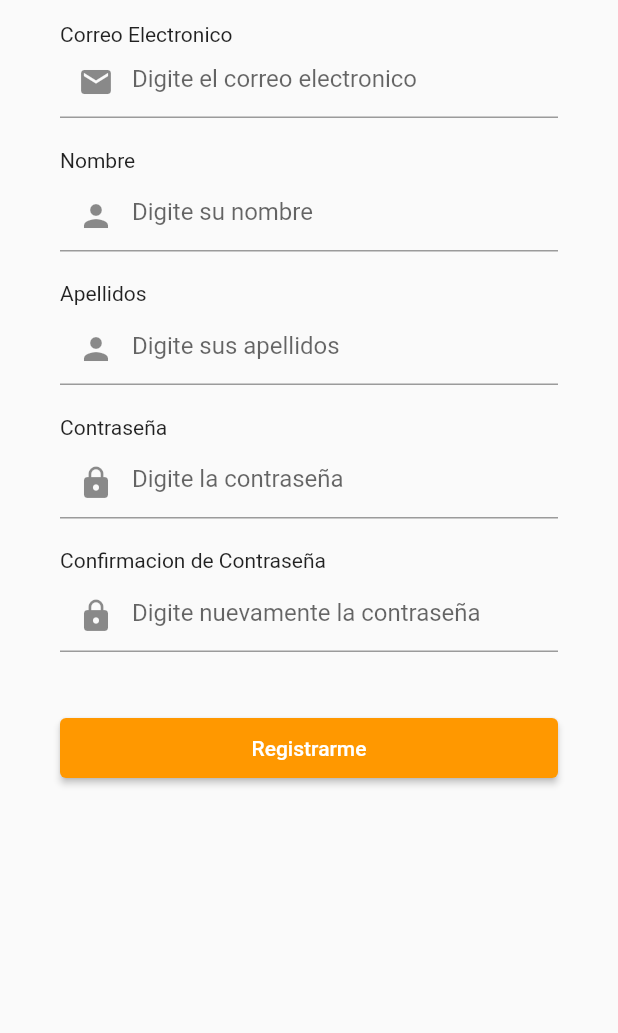
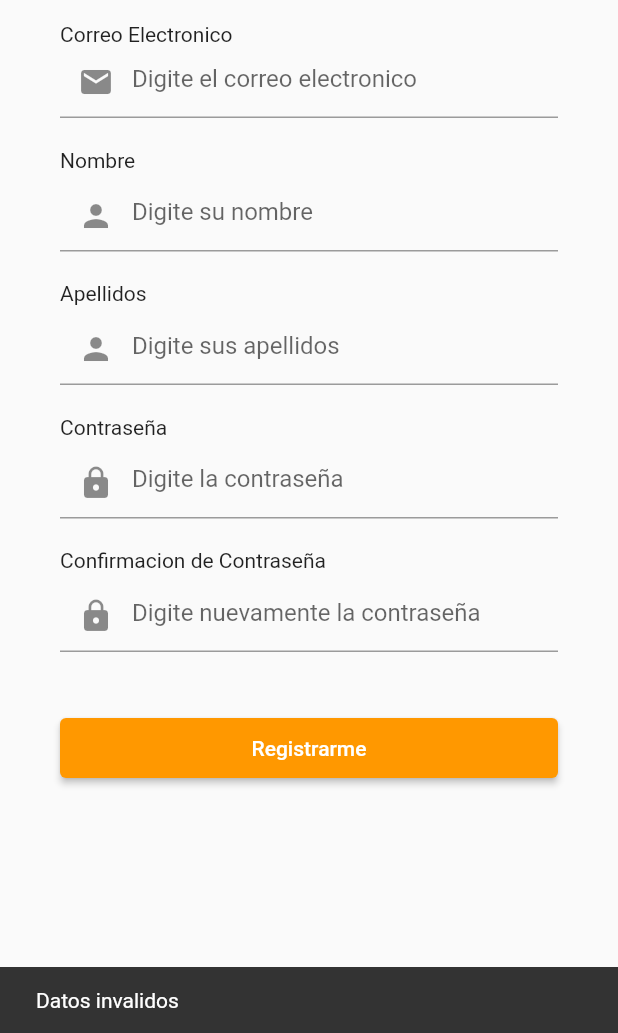
Before and after one commit to juanhcode/Review-Films, a Flutter app: the RegisterScreen screen opened by its route, after a tap on "Registrarme", on a phone screen of 412 x 824 dp, the part 203-1236 px from its top. Run offline on Flutter 3.47's test engine with Material 2 defaults, Android fonts, the light colour scheme and no system bars; our stand-ins replace card_swiper; network calls fail; Roboto replaces fonts that are missing (Inter).

Commit message:
ultimo cambios

```diff
--- a/client_review_films/lib/providers/movies_provider.dart
+++ b/client_review_films/lib/providers/movies_provider.dart
@@ -74,6 +74,7 @@ class MoviesProvider extends ChangeNotifier {
     return searchResponse.results;
   }
 
+/*
   void getSuggestionsByQuery(String searchTerm) {
     debouncer.value = '';
     debouncer.onValue = (value) async {
@@ -87,4 +88,5 @@ class MoviesProvider extends ChangeNotifier {
     Future.delayed(const Duration(milliseconds: 301))
         .then((_) => timer.cancel());
   }
+  */
 }
--- a/client_review_films/lib/screens/register_screen.dart
+++ b/client_review_films/lib/screens/register_screen.dart
@@ -1,7 +1,19 @@
 import 'package:flutter/material.dart';
+import 'package:http/http.dart' as http;
 
-class RegisterScreen extends StatelessWidget {
+class RegisterScreen extends StatefulWidget {
   const RegisterScreen({Key? key}) : super(key: key);
+
+  @override
+  State<RegisterScreen> createState() => _RegisterScreenState();
+}
+
+class _RegisterScreenState extends State<RegisterScreen> {
+  var emailController = TextEditingController();
+  var nombreController = TextEditingController();
+  var apellidoController = TextEditingController();
+  var contraseController = TextEditingController();
+  var confirmarPassController = TextEditingController();
 
   @override
   Widget build(BuildContext context) {
@@ -30,6 +42,7 @@ class RegisterScreen extends StatelessWidget {
                 ),
                 const Text("Correo Electronico"),
                 TextFormField(
+                  controller: emailController,
                   autofocus: false,
                   // validator: validateEmail,
                   // onSaved: (value) => _username = value,
@@ -46,6 +59,7 @@ class RegisterScreen extends StatelessWidget {
                   height: 5.0,
                 ),
                 TextFormField(
+                  controller: nombreController,
                   autofocus: false,
                   // validator: validateEmail,
                   // onSaved: (value) => _username = value,
@@ -62,6 +76,7 @@ class RegisterScreen extends StatelessWidget {
                   height: 5.0,
                 ),
                 TextFormField(
+                  controller: apellidoController,
                   autofocus: false,
                   // validator: validateEmail,
                   // onSaved: (value) => _username = value,
@@ -78,6 +93,7 @@ class RegisterScreen extends StatelessWidget {
                   height: 5.0,
                 ),
                 TextFormField(
+                  controller: contraseController,
                   autofocus: false,
                   // validator: validateEmail,
                   // onSaved: (value) => _username = value,
@@ -94,6 +110,7 @@ class RegisterScreen extends StatelessWidget {
                   height: 5.0,
                 ),
                 TextFormField(
+                  controller: confirmarPassController,
                   autofocus: false,
                   // validator: validateEmail,
                   // onSaved: (value) => _username = value,
@@ -108,7 +125,9 @@ class RegisterScreen extends StatelessWidget {
                 ElevatedButton(
                   style: ElevatedButton.styleFrom(
                       minimumSize: const Size(100, 40), primary: Colors.orange),
-                  onPressed: () {},
+                  onPressed: () {
+                    register();
+                  },
                   child: const Center(child: Text('Registrarme')),
                 ),
               ],
@@ -118,4 +137,35 @@ class RegisterScreen extends StatelessWidget {
       ),
     );
   }
+
+  Future<void> register() async {
+    if (emailController.text.isNotEmpty &&
+        nombreController.text.isNotEmpty &&
+        apellidoController.text.isNotEmpty &&
+        contraseController.text.isNotEmpty &&
+        confirmarPassController.text.isNotEmpty) {
+      if (confirmarPassController.text.toString() ==
+          confirmarPassController.text.toString()) {
+        var response = await http.post(
+            Uri.parse(
+                'https://django-flutter-rf.herokuapp.com/api/create/user/'),
+            body: ({
+              "nombre": nombreController.text.toString(),
+              "apellidos": apellidoController.text.toString(),
+              "nombre_usuario": "",
+              "password": contraseController.text.toString(),
+              "sexo": "M",
+              "correo_electronico": emailController.text.toString(),
+              "foto_perfil": "",
+              "edad": 1
+            }));
+        if (response.statusCode == 200) {
+          print('ya puedo ir a la pagina principal');
+        }
+      }
+    } else {
+      ScaffoldMessenger.of(context)
+          .showSnackBar(SnackBar(content: Text('Datos invalidos')));
+    }
+  }
 }
--- a/client_review_films/lib/search/search_delegate.dart
+++ b/client_review_films/lib/search/search_delegate.dart
@@ -49,10 +49,10 @@ class MovieSearchDelegate extends SearchDelegate {
       return _emptyContainer();
     }
     final moviesProvider = Provider.of<MoviesProvider>(context, listen: false);
-    moviesProvider.getSuggestionsByQuery(query);
+    //moviesProvider.getSuggestionsByQuery(query);
 
-    return StreamBuilder(
-      stream: moviesProvider.suggestionsStream,
+    return FutureBuilder(
+      future: moviesProvider.searchMovies(query),
       builder: (BuildContext context, AsyncSnapshot<List<Movie>> snapshot) {
         if (!snapshot.hasData) {
           return _emptyContainer();
```
